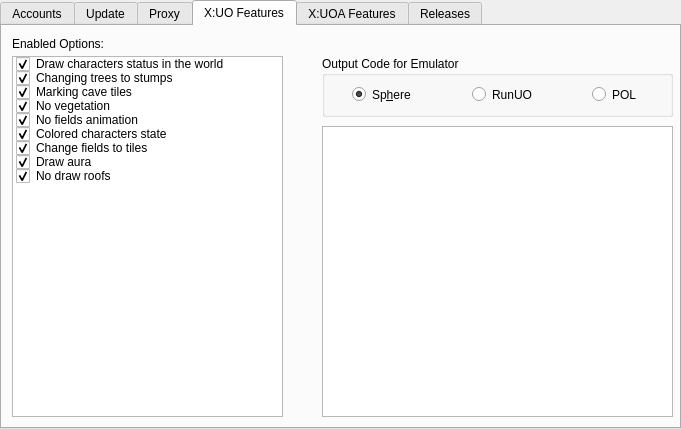
First picture: the form in launcherwindow.ui, repository jokker23/OrionLauncher, before the edit.
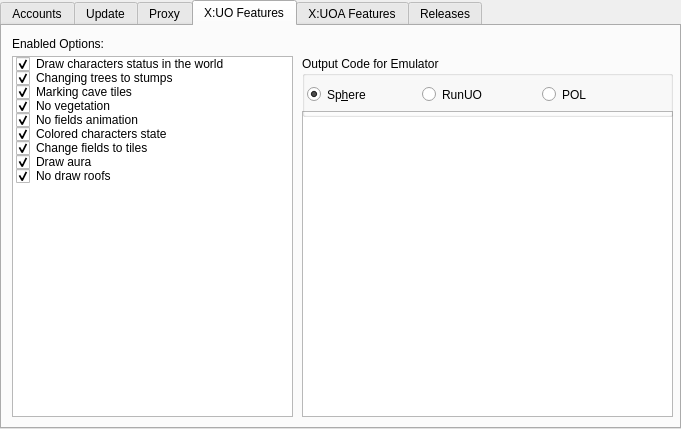
Second picture: the form after the edit. The open tabs and pages were chosen to show the change.

Commit message: Minor ui fixes + try fix for close on launch

Patch:
```diff
--- a/launcherwindow.ui
+++ b/launcherwindow.ui
@@ -1068,10 +1068,10 @@
        <widget class="QPlainTextEdit" name="pte_XuoFeaturesCode">
         <property name="geometry">
          <rect>
-          <x>320</x>
-          <y>100</y>
-          <width>351</width>
-          <height>291</height>
+          <x>300</x>
+          <y>85</y>
+          <width>371</width>
+          <height>306</height>
          </rect>
         </property>
         <property name="lineWrapMode">
@@ -1097,9 +1097,9 @@
        <widget class="QGroupBox" name="gb_XuoFeaturesEmulator">
         <property name="geometry">
          <rect>
-          <x>320</x>
+          <x>300</x>
           <y>30</y>
-          <width>351</width>
+          <width>371</width>
           <height>61</height>
          </rect>
         </property>
@@ -1109,9 +1109,9 @@
         <widget class="QRadioButton" name="rb_XuoFeaturesSphere">
          <property name="geometry">
           <rect>
-           <x>30</x>
+           <x>5</x>
            <y>30</y>
-           <width>71</width>
+           <width>106</width>
            <height>17</height>
           </rect>
          </property>
@@ -1125,9 +1125,9 @@
         <widget class="QRadioButton" name="rb_XuoFeaturesRunUO">
          <property name="geometry">
           <rect>
-           <x>150</x>
+           <x>120</x>
            <y>30</y>
-           <width>71</width>
+           <width>111</width>
            <height>17</height>
           </rect>
          </property>
@@ -1138,9 +1138,9 @@
         <widget class="QRadioButton" name="rb_XuoFeaturesPOL">
          <property name="geometry">
           <rect>
-           <x>270</x>
+           <x>240</x>
            <y>30</y>
-           <width>51</width>
+           <width>81</width>
            <height>17</height>
           </rect>
          </property>
@@ -1154,7 +1154,7 @@
          <rect>
           <x>10</x>
           <y>30</y>
-          <width>271</width>
+          <width>281</width>
           <height>361</height>
          </rect>
         </property>
```
Left out of the diff: 18 changed lines with no effect on the pictures. The commit also changes 2 other files.
